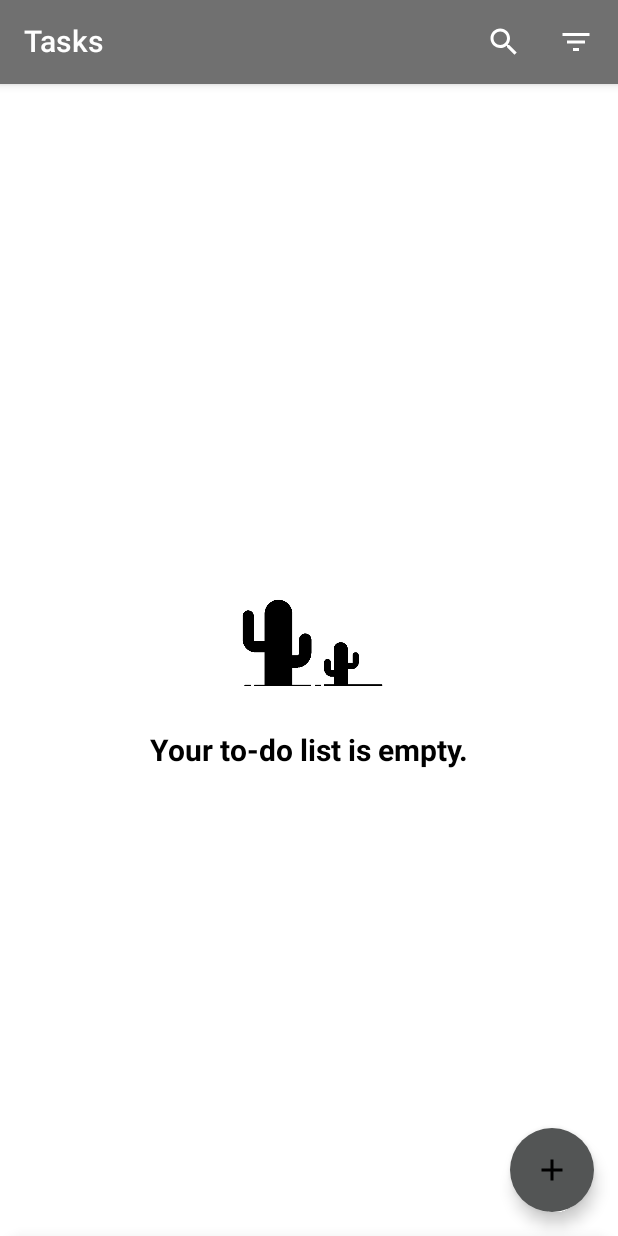
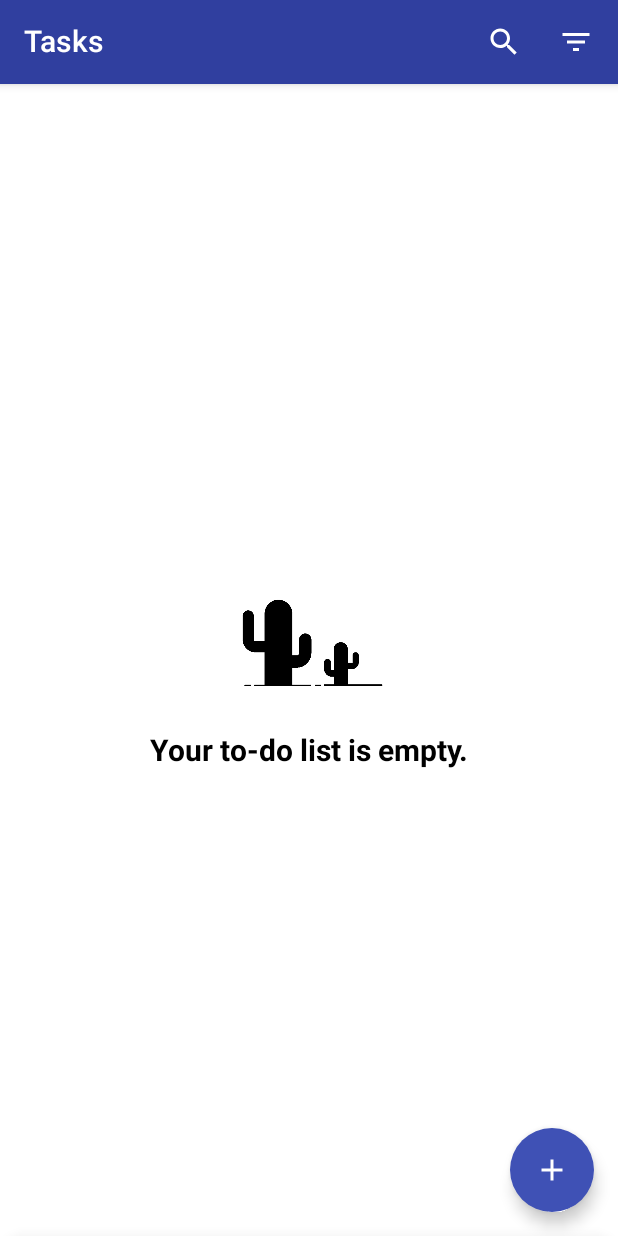
Before and after one commit to danielandrioli/todocompose, an Android app built with Jetpack Compose: the screen it shows after launch (MainActivity), on a phone screen of 412 x 824 dp. Run offline under Robolectric (Android 15) with nearby library versions, the phone set to English and light mode, and no system bars; our stand-ins replace Dagger/Hilt's generated code, Room's generated code.

Commit message:
Theme colors changed.

```diff
--- a/app/src/main/java/com/dboy/todocompose/ui/presentation/screens/list_screen/ListScreen.kt
+++ b/app/src/main/java/com/dboy/todocompose/ui/presentation/screens/list_screen/ListScreen.kt
@@ -91,7 +91,7 @@ fun ListScreen(
 @Composable
 fun ListFab(navController: NavHostController, viewModel: SharedViewModel) {
     FloatingActionButton(onClick = {
-        createTasksForTest(viewModel)
+//        createTasksForTest(viewModel)
         Screen.Task.goToTaskScreen(navController, -1)
     }) {
         Icon(
--- a/app/src/main/java/com/dboy/todocompose/ui/presentation/screens/list_screen/content/TaskItem.kt
+++ b/app/src/main/java/com/dboy/todocompose/ui/presentation/screens/list_screen/content/TaskItem.kt
@@ -47,7 +47,7 @@ fun TaskItem(
                 Screen.Task.goToTaskScreen(navController, toDoTask.id)
             } else selectTask(toDoTask.id)
     }),
-        color = if (isTaskSelected) SelectedColor else MaterialTheme.colors.taskItemBackgroundColor,
+        color = if (isTaskSelected) SelectedTaskColor else MaterialTheme.colors.taskItemBackgroundColor,
         shape = RectangleShape,
         elevation = TASK_ITEM_ELEVATION,
         ) {
--- a/app/src/main/java/com/dboy/todocompose/ui/theme/Color.kt
+++ b/app/src/main/java/com/dboy/todocompose/ui/theme/Color.kt
@@ -9,13 +9,20 @@ val Purple200 = Color(0xFFBB86FC)
 val Purple500 = Color(0xFF6200EE)
 val Purple700 = Color(0xFF3700B3)
 val Teal200 = Color(0xFF03DAC5)
-val SelectedColor = Color(0xA103DAC5)
 
 
+val SelectedTaskColor = Color(0xA103DAC5)
+val Indigo = Color(0xFF303F9F)
+val IndigoOutro = Color(0xFF3F51B5)
+val SecondaryGrey = Color(0xFFC5CAE9)
+
+
+val EerieBlack = Color(0xFF151719)
+val AnotherBlack = Color(0xFF232629)
+val SonicSilver = Color(0xFF707070)
+
 val Charcoal = Color(0xFF41515A)
-val SonicSilver = Color(0xFF707070)
 val DavysGrey = Color(0xFF535555)
-val EerieBlack = Color(0xFF151719)
 val IlluminatingEmerald = Color(0xFF428F77)
 val lightGray = Color(0xFFD8D0D0)
 
@@ -41,11 +48,11 @@ val Colors.taskItemBackgroundColor: Color
 
 val Colors.topAppBarContentColor: Color
     @Composable
-    get() = if (!isSystemInDarkTheme()) Color.White else lightGray
+    get() = if (isSystemInDarkTheme()) lightGray else Color.White
 
 val Colors.topAppBarBackgroundColor: Color
     @Composable
-    get() = if (!isSystemInDarkTheme()) SonicSilver else Color.Black
+    get() = if (!isSystemInDarkTheme()) Indigo else Color.Black
 
 val Colors.deleteButton: Color
     @Composable
@@ -61,4 +68,4 @@ val Colors.CheckPriority: Color
 
 val Colors.SplashScreenBackground: Color
     @Composable
-    get() = if (isSystemInDarkTheme()) background else Purple700
+    get() = if (isSystemInDarkTheme()) background else Indigo
--- a/app/src/main/java/com/dboy/todocompose/ui/theme/Theme.kt
+++ b/app/src/main/java/com/dboy/todocompose/ui/theme/Theme.kt
@@ -7,15 +7,15 @@ import androidx.compose.material.lightColors
 import androidx.compose.runtime.Composable
 
 private val DarkColorPalette = darkColors(
-    primary = Purple200,
-    primaryVariant = Purple700,
-    secondary = Teal200
+    primary = EerieBlack,
+    primaryVariant = AnotherBlack,
+    secondary = SonicSilver
 )
 
 private val LightColorPalette = lightColors(
-    primary = Charcoal,
-    primaryVariant = SonicSilver,
-    secondary = DavysGrey
+    primary = IndigoOutro,
+    primaryVariant = Indigo,
+    secondary = IndigoOutro
 
     /* Other default colors to override
     background = Color.White,
```
